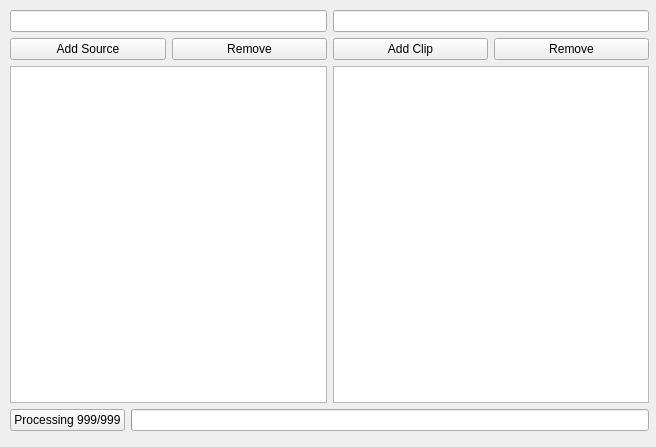
Before: the Qt Designer form mainwindow.ui in SeanFxyz/qlippyr, drawn with Qt 5.
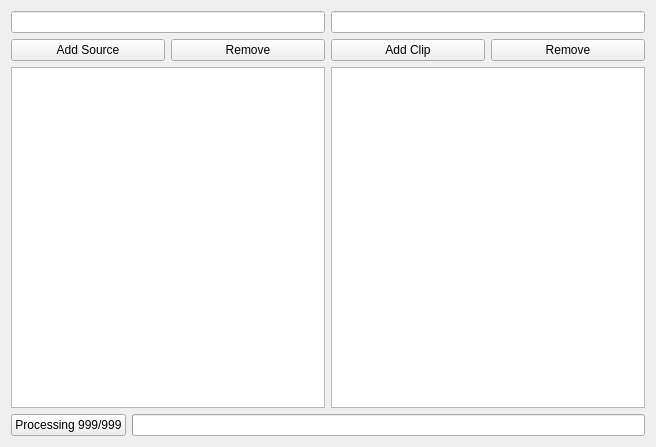
After: the same form once the commit is applied.

```diff
--- a/mainwindow.ui
+++ b/mainwindow.ui
@@ -13,15 +13,8 @@
   <property name="windowTitle">
    <string>Qlippyr</string>
   </property>
-  <widget class="QWidget" name="verticalLayoutWidget">
-   <property name="geometry">
-    <rect>
-     <x>10</x>
-     <y>10</y>
-     <width>639</width>
-     <height>421</height>
-    </rect>
-   </property>
+  <layout class="QVBoxLayout" name="verticalLayout">
+   <item>
    <layout class="QVBoxLayout" name="mainVBox">
     <property name="sizeConstraint">
      <enum>QLayout::SetNoConstraint</enum>
@@ -189,7 +182,8 @@
      </layout>
     </item>
    </layout>
-  </widget>
+   </item>
+  </layout>
  </widget>
  <resources/>
  <connections/>
```
Lines whose indentation alone changed are shown as unchanged.
